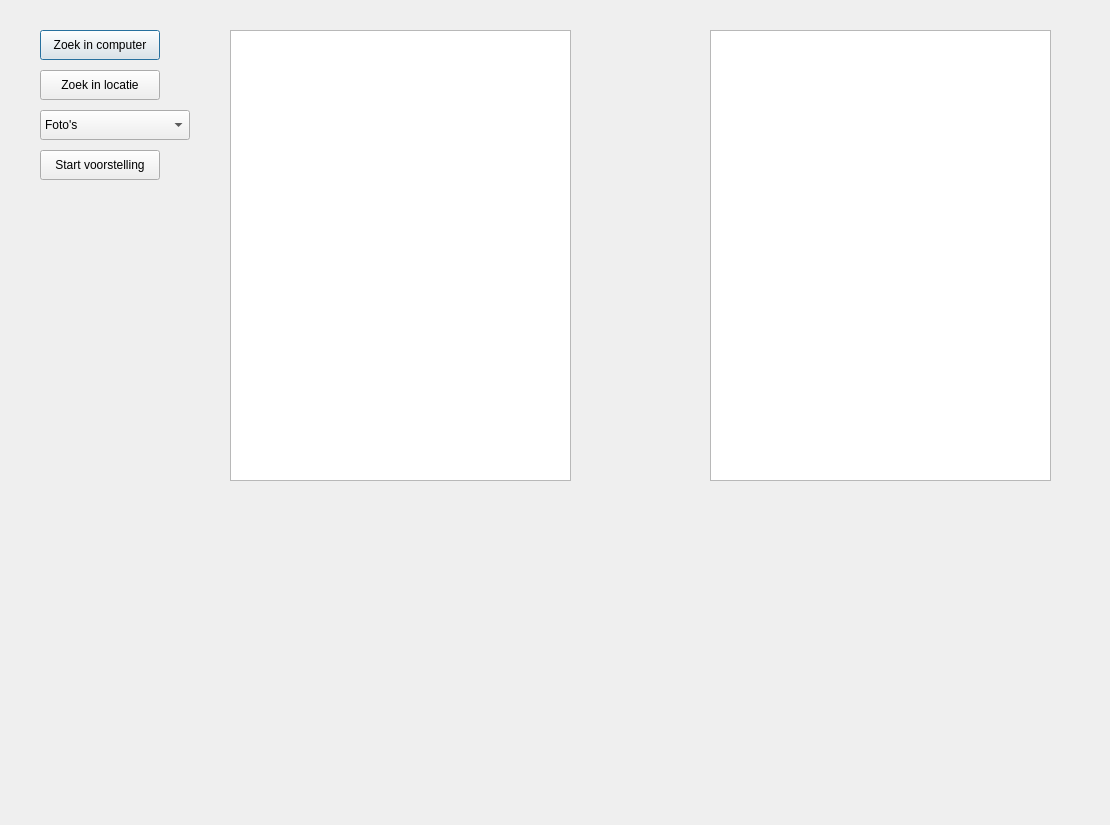
Before: the Qt Designer form gui/MediaOrganizerGui.ui in Samgitproj/project_MediaOrganizer, drawn with Qt 5.
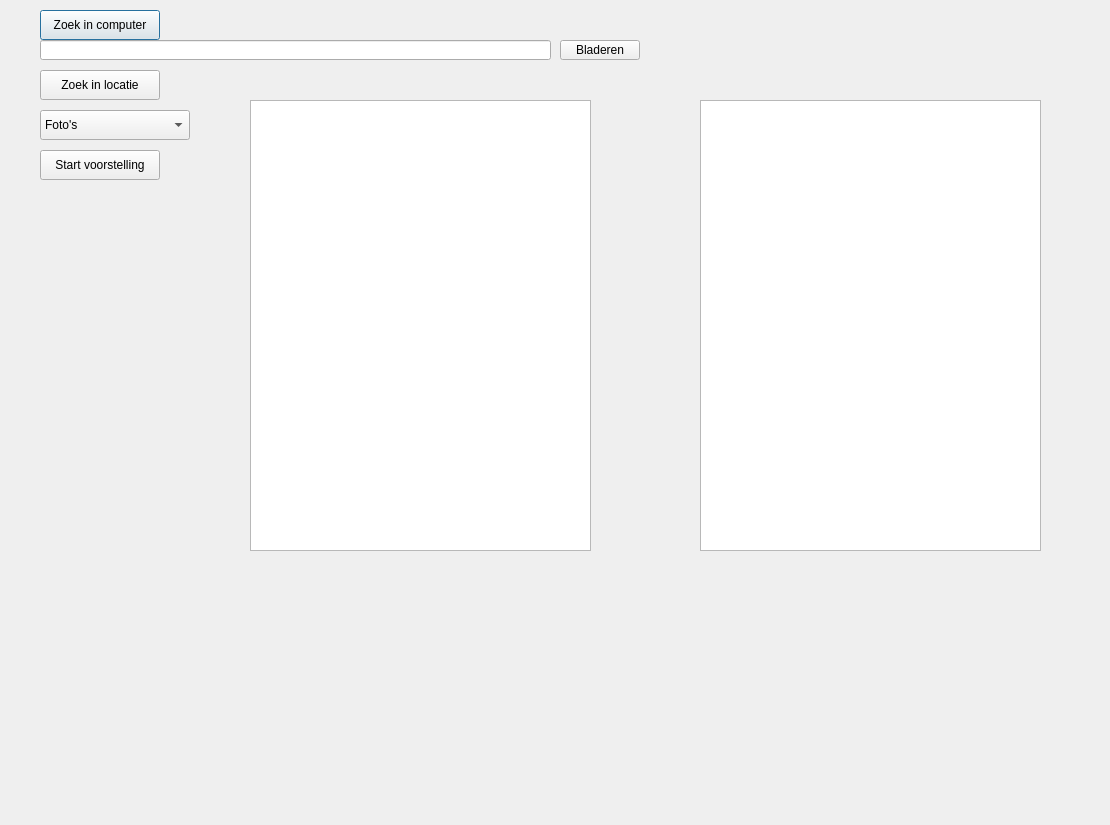
After: the same form once the commit is applied.

Commit message: Automatische wijziging: MediaOrganizer

Patch:
```diff
--- a/gui/MediaOrganizerGui.ui
+++ b/gui/MediaOrganizerGui.ui
@@ -17,7 +17,7 @@
    <property name="geometry">
     <rect>
      <x>40</x>
-     <y>30</y>
+     <y>10</y>
      <width>120</width>
      <height>30</height>
     </rect>
@@ -35,8 +35,8 @@
   <widget class="QListWidget" name="listFoundedItems">
    <property name="geometry">
     <rect>
-     <x>230</x>
-     <y>30</y>
+     <x>250</x>
+     <y>100</y>
      <width>341</width>
      <height>451</height>
     </rect>
@@ -120,8 +120,8 @@
   <widget class="QListWidget" name="listFoundedItemsNok">
    <property name="geometry">
     <rect>
-     <x>710</x>
-     <y>30</y>
+     <x>700</x>
+     <y>100</y>
      <width>341</width>
      <height>451</height>
     </rect>
@@ -133,6 +133,29 @@
     </sizepolicy>
    </property>
   </widget>
+  <widget class="QLineEdit" name="lineScriptLocationMedia">
+   <property name="geometry">
+    <rect>
+     <x>40</x>
+     <y>40</y>
+     <width>511</width>
+     <height>20</height>
+    </rect>
+   </property>
+  </widget>
+  <widget class="QPushButton" name="btnBladerenLocation">
+   <property name="geometry">
+    <rect>
+     <x>560</x>
+     <y>40</y>
+     <width>80</width>
+     <height>20</height>
+    </rect>
+   </property>
+   <property name="text">
+    <string>Bladeren</string>
+   </property>
+  </widget>
  </widget>
  <resources/>
  <connections/>
```
The commit also changes 3 other files.
